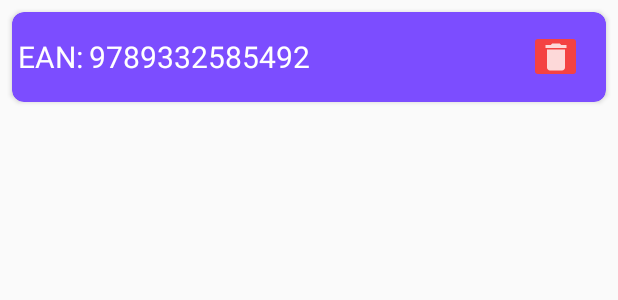
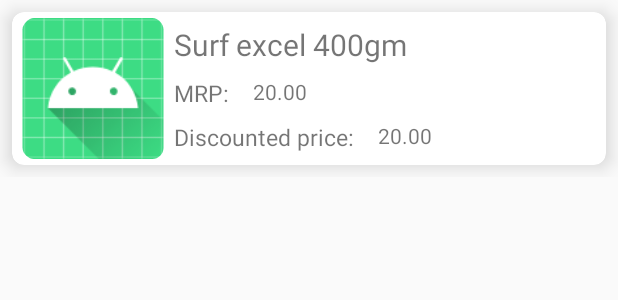
Before and after one commit to googleinterns/product-catalog-builder-for-smbs, an Android app: the layout card_item.xml on its own in the app's theme, with its tools: preview values and no code run, on a phone screen of 412 x 824 dp. Shown: the top 300 px of the screen. Run offline under Robolectric (Android 15) with nearby library versions, the phone set to English and light mode, and no system bars.

Commit message:
Integrated Product Display in Card View using the Firebase Cloud Firestore (#11)

```diff
--- a/merchant-app/app/src/main/res/layout/activity_confirmation.xml
+++ b/merchant-app/app/src/main/res/layout/activity_confirmation.xml
@@ -6,9 +6,9 @@
     android:orientation="vertical">
 
     <androidx.recyclerview.widget.RecyclerView
-        android:id="@+id/list_item"
+        android:id="@+id/recycler_view"
         android:layout_width="match_parent"
-        android:layout_height="wrap_content"
+        android:layout_height="match_parent"
         android:divider="@null"
         android:dividerHeight="0dp" />
 
--- a/merchant-app/app/src/main/res/layout/card_item.xml
+++ b/merchant-app/app/src/main/res/layout/card_item.xml
@@ -1,60 +1,87 @@
 <?xml version="1.0" encoding="utf-8"?>
 <LinearLayout xmlns:android="http://schemas.android.com/apk/res/android"
+    xmlns:app="http://schemas.android.com/apk/res-auto"
     android:layout_width="match_parent"
-    android:layout_height="wrap_content"
-    xmlns:app="http://schemas.android.com/apk/res-auto">
+    android:layout_height="wrap_content">
 
     <androidx.cardview.widget.CardView
         android:layout_width="match_parent"
-        android:layout_height="60dp"
+        android:layout_height="match_parent"
         android:layout_margin="8dp"
-        app:cardBackgroundColor="@color/colorAccent"
         app:cardCornerRadius="8dp"
-        >
+        app:cardElevation="8dp">
+
         <LinearLayout
             android:layout_width="match_parent"
             android:layout_height="match_parent"
             android:orientation="horizontal"
-            >
-            <TextView
-                android:layout_width="wrap_content"
+            android:padding="4dp">
+
+            <ImageView
+                android:id="@+id/product_image"
+                android:layout_width="100dp"
                 android:layout_height="match_parent"
-                android:text="@string/ean"
-                android:gravity="center_vertical"
-                android:layout_marginStart="4dp"
-                android:textSize="20sp"
-                android:textColor="@color/white"
-                />
-            <TextView
-                android:id="@+id/ean_field"
-                android:layout_width="wrap_content"
-                android:layout_height="match_parent"
-                android:gravity="center_vertical"
-                android:textSize="20sp"
-                android:layout_marginStart="4dp"
-                android:text="9789332585492"
-                android:textColor="@color/white"
-                />
+                android:src="@mipmap/ic_launcher" />
 
-            <androidx.constraintlayout.widget.ConstraintLayout
+            <LinearLayout
                 android:layout_width="match_parent"
-                android:layout_height="match_parent">
+                android:layout_height="wrap_content"
+                android:orientation="vertical">
 
-                <ImageButton
-                    android:id="@+id/delete_btn"
-                    android:layout_width="35dp"
-                    android:layout_height="35dp"
-                    android:layout_marginTop="12dp"
-                    android:layout_marginEnd="16dp"
-                    android:layout_marginBottom="13dp"
-                    android:backgroundTint="@color/red"
-                    android:src="@drawable/ic_action_delete"
-                    app:layout_constraintBottom_toBottomOf="parent"
-                    app:layout_constraintEnd_toEndOf="parent"
-                    app:layout_constraintTop_toTopOf="parent" />
-            </androidx.constraintlayout.widget.ConstraintLayout>
+                <TextView
+                    android:id="@+id/product_name"
+                    android:layout_width="match_parent"
+                    android:layout_height="match_parent"
+                    android:gravity="center_vertical"
+                    android:padding="4dp"
+                    android:text="Surf excel 400gm"
+                    android:textSize="20sp" />
+
+                <LinearLayout
+                    android:layout_width="wrap_content"
+                    android:layout_height="match_parent"
+                    android:orientation="horizontal"
+                    android:padding="4dp">
+
+                    <TextView
+                        android:layout_width="wrap_content"
+                        android:layout_height="match_parent"
+                        android:text="MRP:"
+                        android:textSize="15sp" />
+
+                    <TextView
+                        android:id="@+id/mrp"
+                        android:layout_width="wrap_content"
+                        android:layout_height="match_parent"
+                        android:layout_marginLeft="16dp"
+                        android:text="20.00" />
+                </LinearLayout>
+
+
+                <LinearLayout
+                    android:layout_width="wrap_content"
+                    android:layout_height="match_parent"
+                    android:orientation="horizontal"
+                    android:padding="4dp">
+
+                    <TextView
+                        android:layout_width="wrap_content"
+                        android:layout_height="match_parent"
+                        android:text="Discounted price:"
+                        android:textSize="15sp" />
+
+                    <TextView
+                        android:id="@+id/discounted_price"
+                        android:layout_width="wrap_content"
+                        android:layout_height="match_parent"
+                        android:layout_marginStart="16dp"
+                        android:text="20.00" />
+                </LinearLayout>
+
+            </LinearLayout>
 
         </LinearLayout>
 
     </androidx.cardview.widget.CardView>
+
 </LinearLayout>
```
Also changed, not shown: merchant-app/app/build.gradle (+4 -3 lines), merchant-app/app/src/main/java/com/googleinterns/smb/ConfirmationActivity.java (+41 -6 lines), merchant-app/app/src/main/java/com/googleinterns/smb/adapter/EANAdapter.java (+32 -27 lines), merchant-app/app/src/main/java/com/googleinterns/smb/adapter/FirestoreAdapter.java (added, +156 -0 lines).
